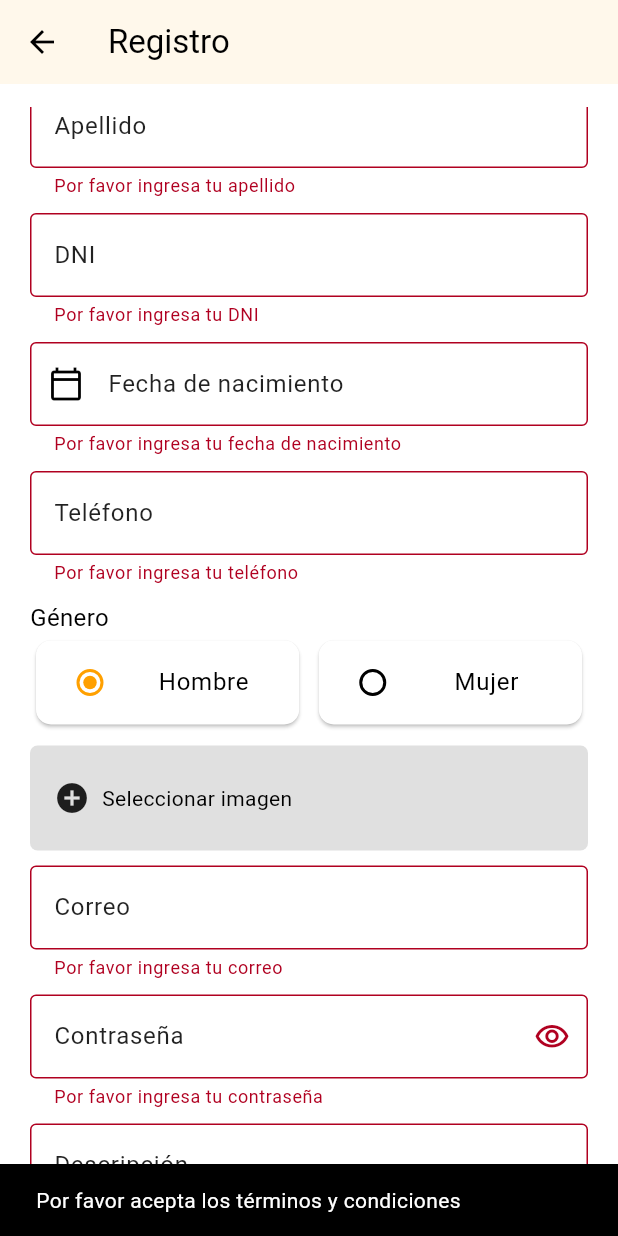
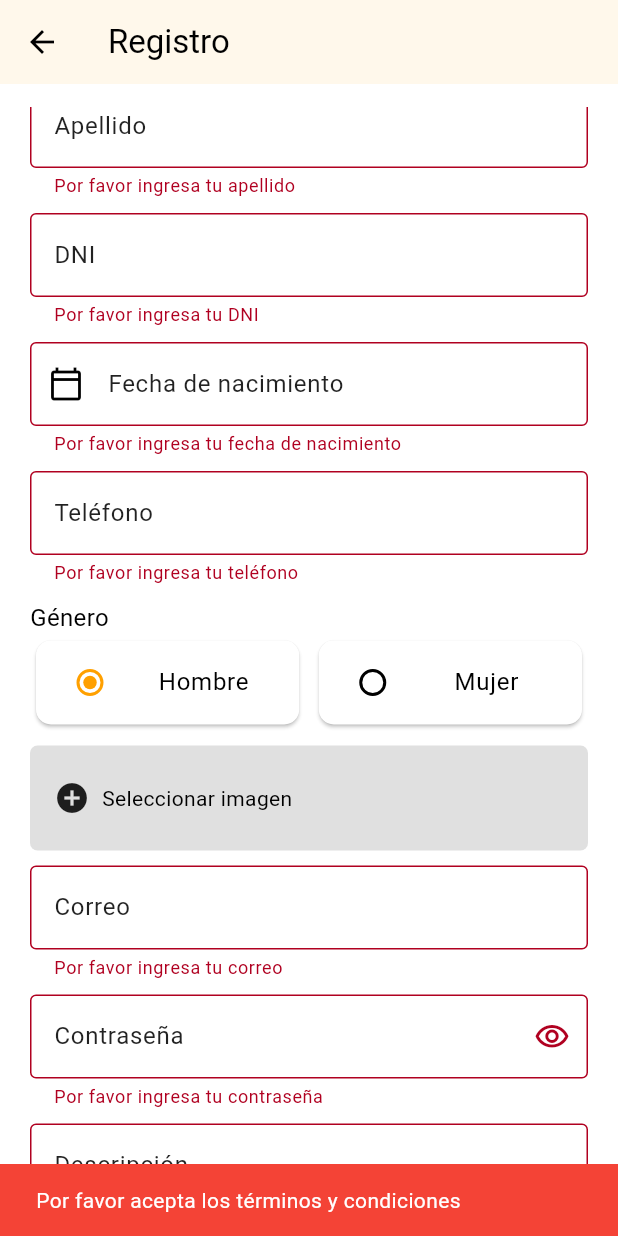
Before and after one commit to Fundamentos-de-Arquitectura-Grupo-03/ChambeaPeApp, a Flutter app: the RegisterView screen opened directly, scrolled down 198 dp, after a tap on "Registrar", on a phone screen of 412 x 824 dp. Run offline on Flutter 3.47's test engine with Material 3 defaults, Android fonts, the phone set to English and light mode, and no system bars; our stand-ins replace card_swiper, dash_chat_2, firebase_core, flutter_riverpod, flutter_spinkit, get and 7 more; missing offline and left inert: gcloud, stomp_dart_client; accounts and stored records are empty.

```diff
--- a/lib/presentation/screens/0_login/register_view.dart
+++ b/lib/presentation/screens/0_login/register_view.dart
@@ -1,6 +1,5 @@
-// import 'package:chambeape/infrastructure/models/users.dart';
+import 'package:chambeape/infrastructure/models/users.dart';
 import 'dart:io';
-import 'package:chambeape/infrastructure/models/users.dart';
 import 'package:chambeape/presentation/screens/0_login/widgets/custom_radio_list_tile.dart';
 import 'package:chambeape/presentation/screens/0_login/widgets/image_picker_widget.dart';
 import 'package:chambeape/presentation/shared/enums/enum.dart';
@@ -259,7 +258,8 @@ void _showTermsDialog(BuildContext context) {
                   FilledButton(
                     onPressed: () async {
                       if (_formKey.currentState!.validate() &&
-                          selectedImage != null && tosAccepted) {
+                          selectedImage != null &&
+                          tosAccepted) {
                         Uri profilePicUri = await MediaService()
                             .saveFileToGoogleCloud(selectedImage!);
                         List<String> dateParts =
@@ -299,15 +299,15 @@ void _showTermsDialog(BuildContext context) {
                             ),
                           );
                         });
-                      }
-                      else if(tosAccepted == false) {
+                      } else if (tosAccepted == false) {
                         ScaffoldMessenger.of(context).showSnackBar(
                           const SnackBar(
-                            content: Text('Por favor acepta los términos y condiciones'),
+                            content: Text(
+                                'Por favor acepta los términos y condiciones'),
+                            backgroundColor: Colors.red,
                           ),
                         );
-                      }
-                      else if (selectedImage == null) {
+                      } else if (selectedImage == null) {
                         ScaffoldMessenger.of(context).showSnackBar(
                           const SnackBar(
                             content: Text('Por favor selecciona una imagen'),
```
Also changed, not shown: lib/presentation/screens/0_login/login_view.dart (+7 -4 lines). Lines whose indentation alone changed are shown as unchanged.
